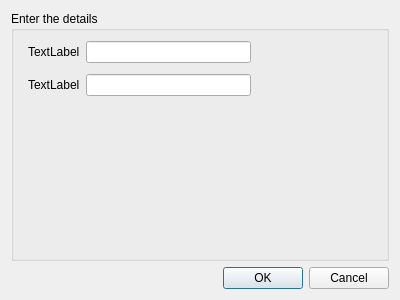
sreecodeslayer/RDBMS-Mini-Project, file newaccount.ui: the form before one commit.
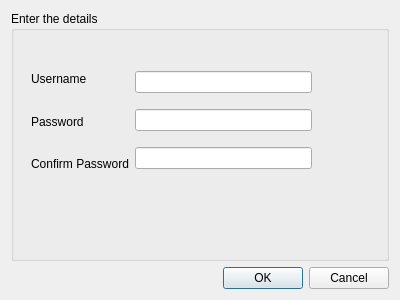
The form after the commit.

Patch:
```diff
--- a/newaccount.ui
+++ b/newaccount.ui
@@ -24,38 +24,56 @@
        <widget class="QWidget" name="">
         <property name="geometry">
          <rect>
-          <x>17</x>
-          <y>25</y>
-          <width>223</width>
-          <height>66</height>
+          <x>20</x>
+          <y>50</y>
+          <width>281</width>
+          <height>121</height>
          </rect>
         </property>
-        <layout class="QVBoxLayout" name="verticalLayout">
+        <layout class="QHBoxLayout" name="horizontalLayout">
          <item>
-          <layout class="QHBoxLayout" name="horizontalLayout_2">
+          <layout class="QVBoxLayout" name="verticalLayout_4">
            <item>
             <widget class="QLabel" name="label">
              <property name="text">
-              <string>TextLabel</string>
+              <string>Username</string>
              </property>
             </widget>
            </item>
            <item>
-            <widget class="QLineEdit" name="lineEdit_2"/>
+            <widget class="QLabel" name="label_2">
+             <property name="text">
+              <string>Password</string>
+             </property>
+            </widget>
+           </item>
+           <item>
+            <widget class="QLabel" name="label_3">
+             <property name="text">
+              <string>Confirm Password</string>
+             </property>
+            </widget>
            </item>
           </layout>
          </item>
          <item>
-          <layout class="QHBoxLayout" name="horizontalLayout">
+          <layout class="QVBoxLayout" name="verticalLayout">
            <item>
-            <widget class="QLabel" name="label_2">
-             <property name="text">
-              <string>TextLabel</string>
+            <widget class="QLineEdit" name="Username_Reg"/>
+           </item>
+           <item>
+            <widget class="QLineEdit" name="Password_Reg">
+             <property name="echoMode">
+              <enum>QLineEdit::Password</enum>
              </property>
             </widget>
            </item>
            <item>
-            <widget class="QLineEdit" name="lineEdit"/>
+            <widget class="QLineEdit" name="ConfirmPass_Reg">
+             <property name="echoMode">
+              <enum>QLineEdit::Password</enum>
+             </property>
+            </widget>
            </item>
           </layout>
          </item>
```
